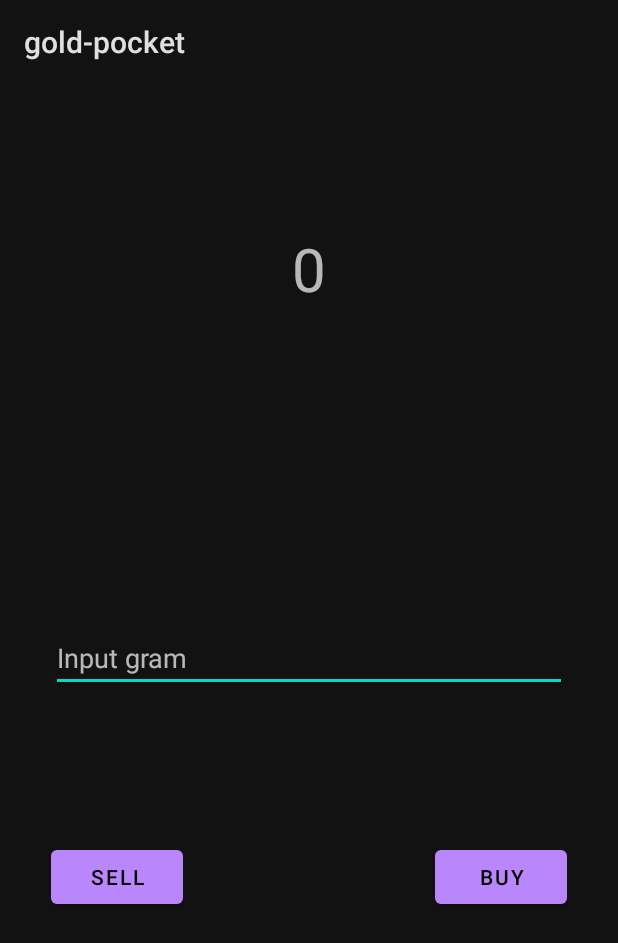
After one commit to jutionck/android-kotlin-basic-training, an Android app: the SplitScreenActivity screen opened directly, with no data from a screen before it, on a phone screen of 412 x 824 dp. The commit adds this screen. Shown: the top 943 px of the screen. Run offline under Robolectric (Android 15) with nearby library versions, the phone set to English and light mode, and no system bars; 1 statement that could not run was skipped.

Commit message:
Menerapkan interface pada multiple fragment di dua activity

```diff
--- a/app/src/main/AndroidManifest.xml
+++ b/app/src/main/AndroidManifest.xml
@@ -9,6 +9,7 @@
         android:roundIcon="@mipmap/ic_launcher_round"
         android:supportsRtl="true"
         android:theme="@style/Theme.MaterialComponents">
+        <activity android:name=".SplitScreenActivity"></activity>
         <activity android:name=".MainActivity">
             <intent-filter>
                 <action android:name="android.intent.action.MAIN" />
--- a/app/src/main/java/com/enigmacamp/gold_pocket/BalanceFragment.kt
+++ b/app/src/main/java/com/enigmacamp/gold_pocket/BalanceFragment.kt
@@ -27,11 +27,12 @@ class BalanceFragment(var balance: Int = 0) : Fragment() {
     override fun onViewCreated(view: View, savedInstanceState: Bundle?) {
         super.onViewCreated(view, savedInstanceState)
         Log.i("BALANCE FRAGMENT", activity.toString())
-        balanceTextView.text = "$balance Gram"
+        balanceTextView.text = balance.toString()
     }
 
     fun updateBalance(balance: Int) {
-       this.balance = balance
+        this.balance = balance
+        balanceTextView?.text = this.balance.toString()
     }
 
 }
--- /dev/null
+++ b/app/src/main/java/com/enigmacamp/gold_pocket/SplitScreenActivity.kt
@@ -0,0 +1,26 @@
+package com.enigmacamp.gold_pocket
+
+import androidx.appcompat.app.AppCompatActivity
+import android.os.Bundle
+import kotlinx.android.synthetic.main.activity_split_screen.*
+
+class SplitScreenActivity : AppCompatActivity(), TransactionHandler {
+
+    var balance: Int = 0
+
+    override fun onCreate(savedInstanceState: Bundle?) {
+        super.onCreate(savedInstanceState)
+        setContentView(R.layout.activity_split_screen)
+        (fragment2 as TransactionFragment).transactionHandler = this
+    }
+
+    override fun handleSell(stock: Int) {
+        this.balance = balance - stock
+        (fragment as BalanceFragment).updateBalance(this.balance)
+    }
+
+    override fun handleBuy(stock: Int) {
+        this.balance = balance + stock
+        (fragment as BalanceFragment).updateBalance(this.balance)
+    }
+}
--- a/app/src/main/java/com/enigmacamp/gold_pocket/TransactionFragment.kt
+++ b/app/src/main/java/com/enigmacamp/gold_pocket/TransactionFragment.kt
@@ -8,7 +8,7 @@ import android.view.ViewGroup
 import kotlinx.android.synthetic.main.fragment_balance.*
 import kotlinx.android.synthetic.main.fragment_transaction.*
 
-class TransactionFragment : Fragment(), View.OnClickListener {
+class TransactionFragment(var transactionHandler: TransactionHandler? = null) : Fragment(), View.OnClickListener {
 
     override fun onCreate(savedInstanceState: Bundle?) {
         super.onCreate(savedInstanceState)
@@ -32,11 +32,11 @@ class TransactionFragment : Fragment(), View.OnClickListener {
     override fun onClick(v: View?) {
         when(v) {
             sellButton -> {
-                (activity as MainActivity).handleSell(textInputGram.text.toString().toInt())
+                transactionHandler?.handleSell(textInputGram.text.toString().toInt())
             }
 
             buyButton -> {
-                (activity as MainActivity).handleBuy(textInputGram.text.toString().toInt())
+                transactionHandler?.handleBuy(textInputGram.text.toString().toInt())
             }
         }
     }
--- /dev/null
+++ b/app/src/main/java/com/enigmacamp/gold_pocket/TransactionHandler.kt
@@ -0,0 +1,7 @@
+package com.enigmacamp.gold_pocket
+
+interface TransactionHandler {
+
+    fun handleSell(stock: Int)
+    fun handleBuy(stock: Int)
+}
--- /dev/null
+++ b/app/src/main/res/layout/activity_split_screen.xml
@@ -0,0 +1,26 @@
+<?xml version="1.0" encoding="utf-8"?>
+<androidx.constraintlayout.widget.ConstraintLayout xmlns:android="http://schemas.android.com/apk/res/android"
+    xmlns:app="http://schemas.android.com/apk/res-auto"
+    xmlns:tools="http://schemas.android.com/tools"
+    android:layout_width="match_parent"
+    android:layout_height="match_parent"
+    tools:context=".SplitScreenActivity">
+
+    <fragment
+        android:id="@+id/fragment"
+        android:name="com.enigmacamp.gold_pocket.BalanceFragment"
+        android:layout_width="406dp"
+        android:layout_height="246dp"
+        app:layout_constraintEnd_toEndOf="parent"
+        app:layout_constraintStart_toStartOf="parent"
+        app:layout_constraintTop_toTopOf="parent" />
+
+    <fragment
+        android:id="@+id/fragment2"
+        android:name="com.enigmacamp.gold_pocket.TransactionFragment"
+        android:layout_width="404dp"
+        android:layout_height="385dp"
+        app:layout_constraintEnd_toEndOf="parent"
+        app:layout_constraintStart_toStartOf="parent"
+        app:layout_constraintTop_toBottomOf="@+id/fragment" />
+</androidx.constraintlayout.widget.ConstraintLayout>
```
Also changed, not shown: app/src/main/java/com/enigmacamp/gold_pocket/MainActivity.kt (+6 -5 lines).
